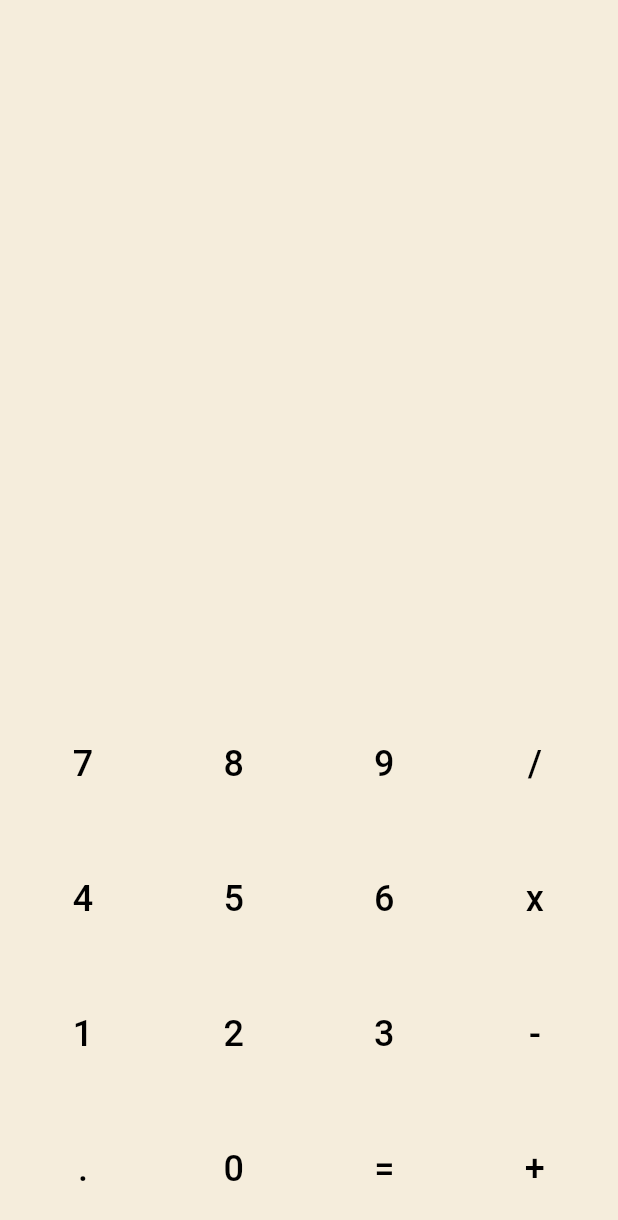
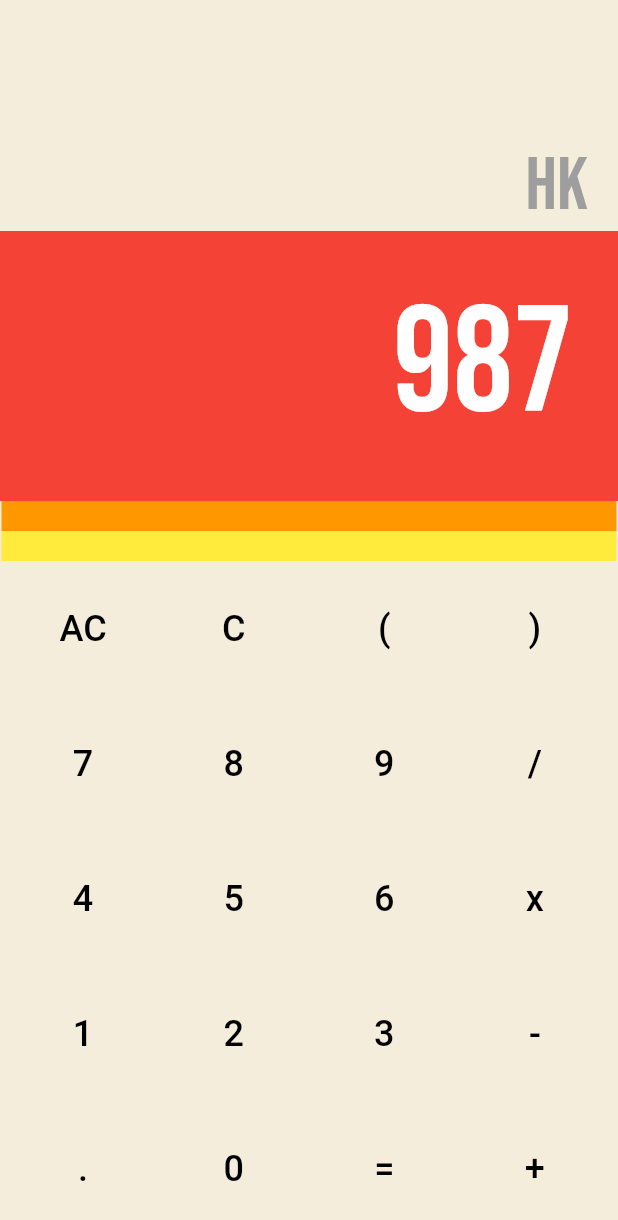
Before and after one commit to AndroidBB-8/retro_calculator, a Flutter app: the screen it shows after launch, on a phone screen of 412 x 824 dp. Shown: the top 1220 px of the screen. Run offline on Flutter 3.47's test engine with Material 2 defaults, Android fonts, the phone set to English and light mode, and no system bars; our stand-ins replace google_fonts, hexcolor; Roboto replaces fonts that are missing (Dosis).

Commit message:
More UI improvement

```diff
--- a/lib/main.dart
+++ b/lib/main.dart
@@ -14,6 +14,8 @@ class MyApp extends StatefulWidget {
 }
 
 class _MyAppState extends State<MyApp> {
+  var input_eqn = [];
+  var nums_and_ops = [1, 2, 3, 4, 5, 6, 7, 8, 9, 0, "+", "-", "/", "x"];
   @override
   Widget build(BuildContext context) {
     return MaterialApp(
@@ -24,7 +26,53 @@ class _MyAppState extends State<MyApp> {
         body: Column(
           mainAxisAlignment: MainAxisAlignment.end,
           children: [
+            Container(
+              alignment: Alignment(1.0, 1.0),
+              child: Padding(
+                padding: EdgeInsets.only(right: 20),
+                child: Text(
+                  "hk",
+                  style:
+                      GoogleFonts.bebasNeue(fontSize: 50, color: Colors.grey),
+                ),
+              ),
+            ),
+            Container(
+              alignment: Alignment(1.0, 1.0),
+              color: Colors.red,
+              child: Padding(
+                padding: const EdgeInsets.all(30.0),
+                child: Text(
+                  "987",
+                  style:
+                      GoogleFonts.bebasNeue(fontSize: 100, color: Colors.white),
+                ),
+              ),
+            ),
+            Container(
+              color: Colors.orange,
+              child: const SizedBox(
+                height: 20,
+                width: 410,
+              ),
+            ),
+            Container(
+              color: Colors.yellow,
+              child: const SizedBox(
+                height: 20,
+                width: 410,
+              ),
+            ),
             // Horizontal arrangement of widgets
+            Row(
+              mainAxisAlignment: MainAxisAlignment.spaceEvenly,
+              children: [
+                ButtonMaker(text: "AC"),
+                ButtonMaker(text: "C"),
+                ButtonMaker(text: "("),
+                ButtonMaker(text: ")"),
+              ],
+            ),
             Row(
               mainAxisAlignment: MainAxisAlignment.spaceEvenly,
               children: [
@@ -62,7 +110,10 @@ class _MyAppState extends State<MyApp> {
               ],
             )
           ],
-          )),
+        ),
+      ),
     );
   }
 }
+
+calc_input(String symbol) {}
--- a/lib/widgets/button_maker.dart
+++ b/lib/widgets/button_maker.dart
@@ -1,14 +1,13 @@
-import 'dart:ui';
-
+import 'package:hexcolor/hexcolor.dart';
 import 'package:flutter/material.dart';
 import 'package:flutter/src/foundation/key.dart';
 import 'package:flutter/src/widgets/framework.dart';
 import 'package:google_fonts/google_fonts.dart';
+import 'package:retro_calculator/main.dart';
 
 class ButtonMaker extends StatelessWidget {
   final String text;
-
-  const ButtonMaker({super.key, required this.text});
+  ButtonMaker({super.key, required this.text});
   @override
   Widget build(BuildContext context) {
     return Container(
@@ -17,12 +16,21 @@ class ButtonMaker extends StatelessWidget {
         width: 70,
         height: 70,
         child: TextButton(
-              onPressed: () {},
+          style: TextButton.styleFrom(
+              splashFactory: InkRipple.splashFactory,
+              primary: Color.fromRGBO(95, 113, 97, 1.0)),
+          onPressed: calc_input(text),
           child: Text(
             text,
             style: GoogleFonts.dosis(
-                    textStyle: TextStyle(fontSize: 24, color: Colors.black)),
-              )),
-        ));
+              textStyle: TextStyle(
+                fontSize: 24,
+                color: Colors.black,
+              ),
+            ),
+          ),
+        ),
+      ),
+    );
   }
 }
--- a/pubspec.yaml
+++ b/pubspec.yaml
@@ -36,6 +36,7 @@ dependencies:
   # Use with the CupertinoIcons class for iOS style icons.
   cupertino_icons: ^1.0.2
   google_fonts: ^3.0.1
+  hexcolor: ^2.0.7
 
 dev_dependencies:
   flutter_test:
```
Also changed, not shown: pubspec.lock. Lines whose indentation alone changed are shown as unchanged.
